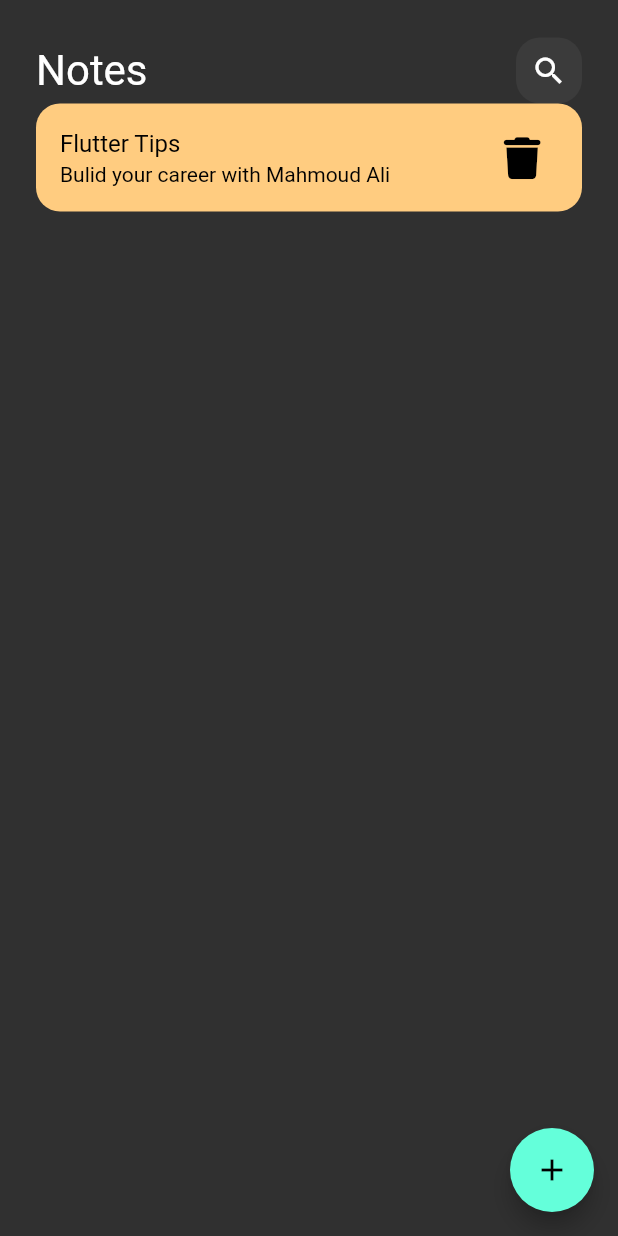
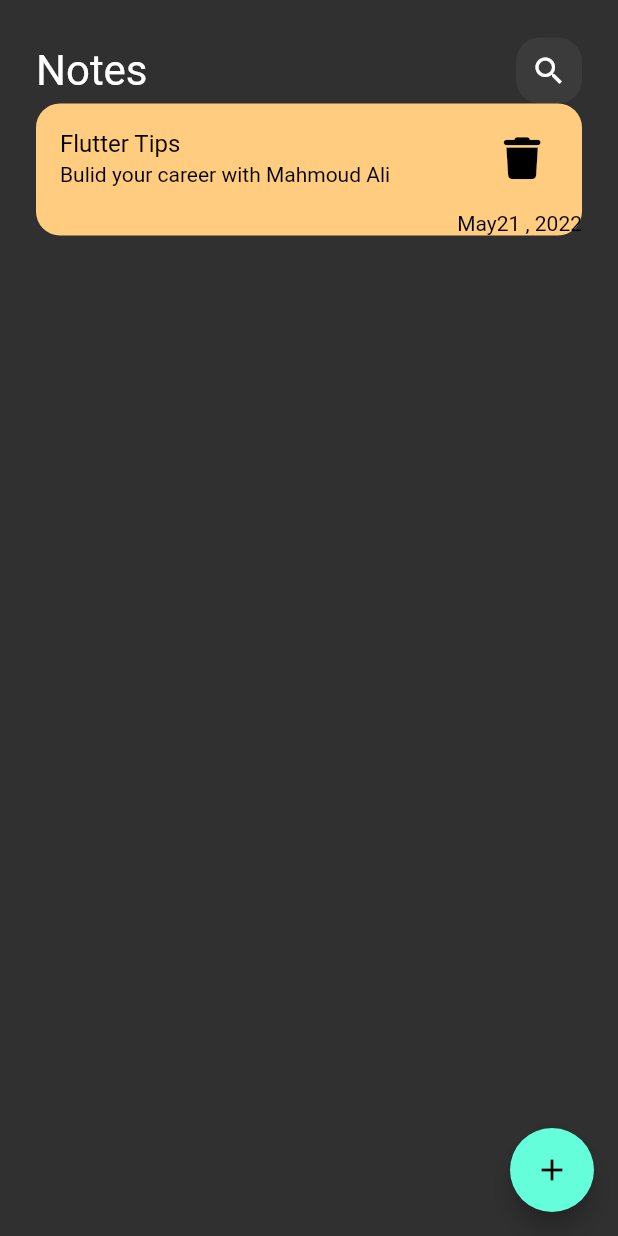
Before and after one commit to MahmoudAli727/last_pro, a Flutter app: the screen it shows after launch, on a phone screen of 412 x 824 dp. Run offline on Flutter 3.47's test engine with Material 2 defaults, Android fonts, the phone set to English and light mode, and no system bars; our stand-ins replace font_awesome_flutter.

Commit message:
text date

```diff
--- a/lib/widgets/note_view_body.dart
+++ b/lib/widgets/note_view_body.dart
@@ -33,6 +33,7 @@ class Note_View_itme extends StatelessWidget {
         borderRadius: BorderRadius.circular(16),
       ),
       child: Column(
+        crossAxisAlignment: CrossAxisAlignment.end,
         children: [
           ListTile(
             title: Text(
@@ -55,6 +56,12 @@ class Note_View_itme extends StatelessWidget {
                   size: 28,
                 )),
           ),
+          Text(
+            "May21 , 2022",
+            style: TextStyle(
+              color: Colors.black,
+            ),
+          ),
         ],
       ),
     );
```
